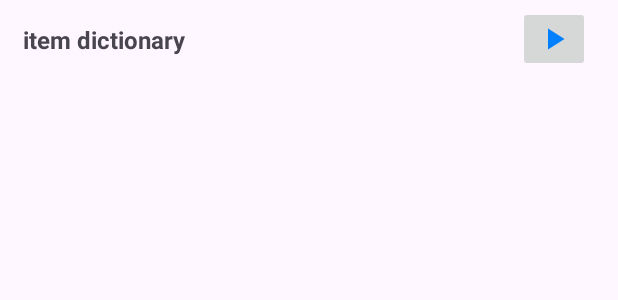
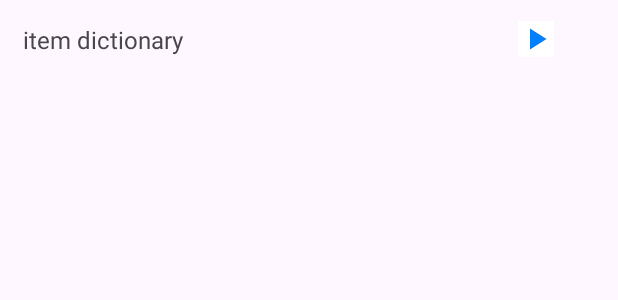
Before and after one commit to TheSalmonSushi/EduSign-MD-repo, an Android app: the layout item_words.xml on its own in the app's theme, with its tools: preview values and no code run, on a phone screen of 412 x 824 dp. Shown: the top 300 px of the screen. Run offline under Robolectric (Android 15) with nearby library versions, the phone set to English and light mode, and no system bars.

Commit message:
Delete Dictionary item change to item_words
Aku menghapus yang dictionary_item.xml dan diganti dengan item_words.xml

```diff
--- a/app/src/main/res/layout/item_words.xml
+++ b/app/src/main/res/layout/item_words.xml
@@ -21,13 +21,14 @@
             android:layout_marginStart="15dp"
             android:layout_marginBottom="15dp"
             android:text="@string/dictionary_item"
-            android:textSize="16sp"
-            android:textStyle="bold" />
+            android:textSize="16sp"/>
+
         <ImageButton
-            android:id="@+id/detailButton"
             android:layout_width="wrap_content"
             android:layout_height="wrap_content"
             android:src="@drawable/ic_play"
+            android:background="@color/white"
             android:layout_gravity="center"/>
+
     </LinearLayout>
 </androidx.constraintlayout.widget.ConstraintLayout>
```
Also changed, not shown: app/src/main/res/layout/dictionary_item.xml (deleted, +0 -35 lines).
